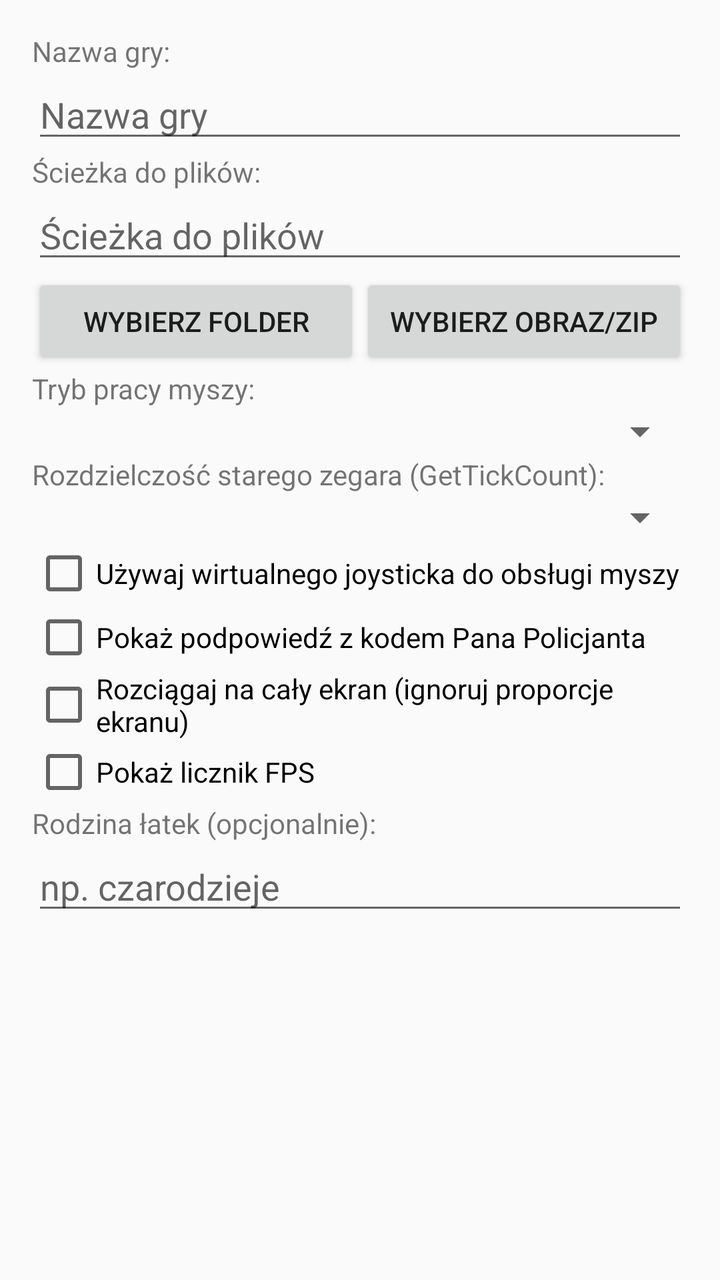
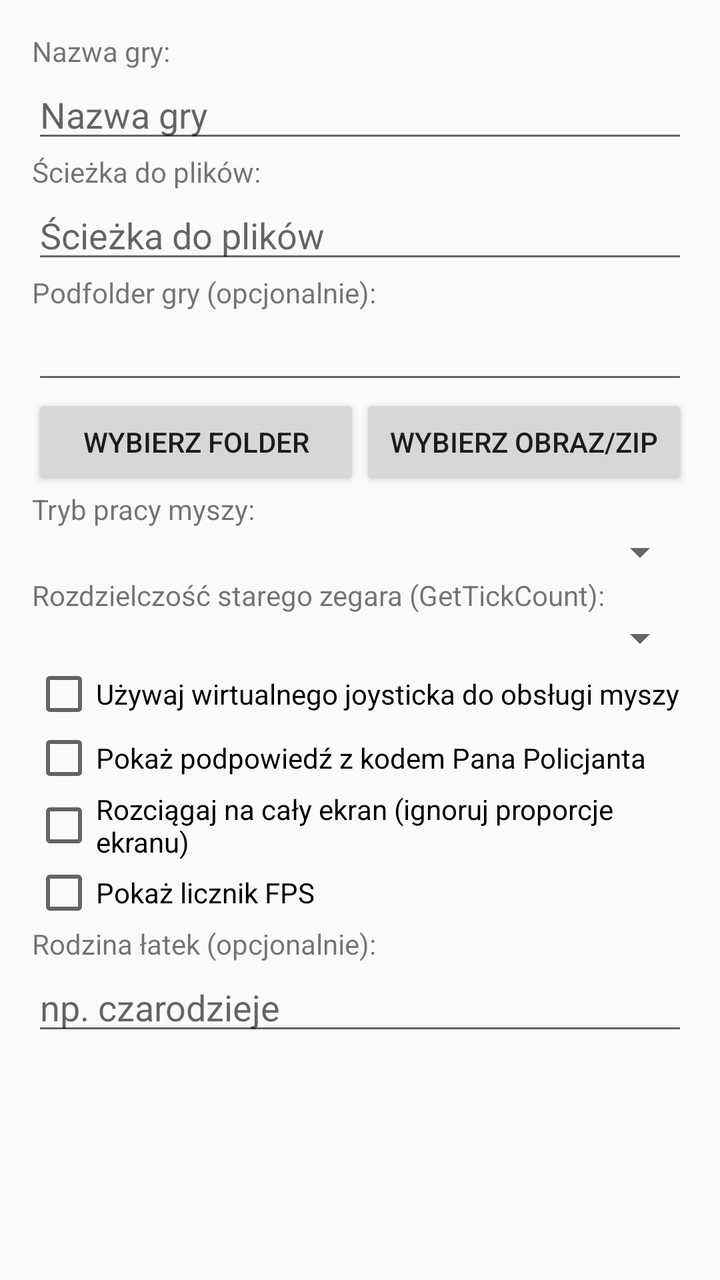

Screens rendered from an Android XML layout before and after an edit, with the pre-edit source and the edit as a unified diff.
<!-- AndroidManifest.xml: application theme Theme.AppCompat.DayNight -->
<!-- res/layout/dialog_game.xml -->
<?xml version="1.0" encoding="utf-8"?>
<ScrollView
     xmlns:android="http://schemas.android.com/apk/res/android"
     android:layout_height="wrap_content"
     android:layout_width="match_parent"
     android:fillViewport="true">

    <LinearLayout
         android:layout_height="wrap_content"
         android:layout_width="match_parent"
         android:padding="16dp"
         android:orientation="vertical">

    <TextView
         android:layout_height="wrap_content"
         android:layout_width="match_parent"
         android:text="@string/game_name_label" />

    <EditText
         android:layout_height="wrap_content"
         android:layout_width="match_parent"
         android:hint="@string/game_name_hint"
         android:id="@+id/nameField" />

    <TextView
         android:layout_height="wrap_content"
         android:layout_width="match_parent"
         android:text="@string/game_path_label" />

    <EditText
         android:layout_height="wrap_content"
         android:layout_width="match_parent"
         android:hint="@string/game_path_hint"
         android:id="@+id/pathField" />

    <LinearLayout
         android:layout_height="wrap_content"
         android:layout_width="match_parent"
         android:orientation="horizontal">

        <Button
             android:layout_height="wrap_content"
             android:layout_width="0dp"
             android:layout_weight="1"
             android:id="@+id/chooseFolderButton"
             android:text="@string/choose_folder" />

        <Button
             android:layout_height="wrap_content"
             android:layout_width="0dp"
             android:layout_weight="1"
             android:id="@+id/chooseIsoButton"
             android:text="@string/choose_iso" />

    </LinearLayout>

    <TextView
         android:layout_height="wrap_content"
         android:layout_width="match_parent"
         android:text="@string/mouse_mode_label" />

    <Spinner
         android:layout_height="wrap_content"
         android:layout_width="match_parent"
         android:id="@+id/mouseModeSelectBox">

    </Spinner>

    <TextView
         android:layout_height="wrap_content"
         android:layout_width="match_parent"
         android:text="@string/legacy_clock_profile_label" />

    <Spinner
         android:layout_height="wrap_content"
         android:layout_width="match_parent"
         android:id="@+id/legacyClockProfileSelectBox" />

    <CheckBox
         android:layout_height="wrap_content"
         android:layout_width="match_parent"
         android:id="@+id/joystickCheckbox"
         android:text="@string/use_joystick" />

    <CheckBox
         android:layout_height="wrap_content"
         android:layout_width="match_parent"
         android:id="@+id/licenceCodeHintCheckbox"
         android:text="@string/show_police_code_hint" />

    <CheckBox
         android:layout_height="wrap_content"
         android:layout_width="match_parent"
         android:id="@+id/fullscreenCheckbox"
         android:text="@string/stretch_fullscreen" />

    <CheckBox
         android:layout_height="wrap_content"
         android:layout_width="match_parent"
         android:id="@+id/fpsCounterCheckbox"
         android:text="@string/show_fps" />

    <TextView
         android:layout_height="wrap_content"
         android:layout_width="match_parent"
         android:text="@string/patch_family_label" />

    <EditText
         android:layout_height="wrap_content"
         android:layout_width="match_parent"
         android:hint="@string/patch_family_hint"
         android:inputType="text"
         android:id="@+id/familyField" />

    </LinearLayout>

</ScrollView>
<!-- resources referenced by this layout -->
<resources>
  <string name="choose_folder">Wybierz folder</string>
  <string name="choose_iso">Wybierz obraz/ZIP</string>
  <string name="game_name_hint">Nazwa gry</string>
  <string name="game_name_label">Nazwa gry:</string>
  <string name="game_path_hint">Ścieżka do plików</string>
  <string name="game_path_label">Ścieżka do plików:</string>
  <string name="legacy_clock_profile_label">Rozdzielczość starego zegara (GetTickCount):</string>
  <string name="mouse_mode_label">Tryb pracy myszy:</string>
  <string name="patch_family_hint">np. czarodzieje</string>
  <string name="patch_family_label">Rodzina łatek (opcjonalnie):</string>
  <string name="show_fps">Pokaż licznik FPS</string>
  <string name="show_police_code_hint">Pokaż podpowiedź z kodem Pana Policjanta</string>
  <string name="stretch_fullscreen">Rozciągaj na cały ekran (ignoruj proporcje ekranu)</string>
  <string name="use_joystick">Używaj wirtualnego joysticka do obsługi myszy</string>
</resources>

<!-- the commit's change to res/layout/dialog_game.xml (unified diff, before → after) -->
@@ -32,6 +32,17 @@
          android:layout_width="match_parent"
          android:hint="@string/game_path_hint"
          android:id="@+id/pathField" />
+
+    <TextView
+         android:layout_height="wrap_content"
+         android:layout_width="match_parent"
+         android:text="@string/game_subfolder" />
+
+    <EditText
+         android:layout_height="wrap_content"
+         android:layout_width="match_parent"
+         android:singleLine="true"
+         android:id="@+id/rootField" />
 
     <LinearLayout
          android:layout_height="wrap_content"
<!-- resource entries referenced after the edit -->
@@ -6,6 +6,7 @@
   <string name="game_name_label">Nazwa gry:</string>
   <string name="game_path_hint">Ścieżka do plików</string>
   <string name="game_path_label">Ścieżka do plików:</string>
+  <string name="game_subfolder">Podfolder gry (opcjonalnie):</string>
   <string name="legacy_clock_profile_label">Rozdzielczość starego zegara (GetTickCount):</string>
   <string name="mouse_mode_label">Tryb pracy myszy:</string>
   <string name="patch_family_hint">np. czarodzieje</string>
